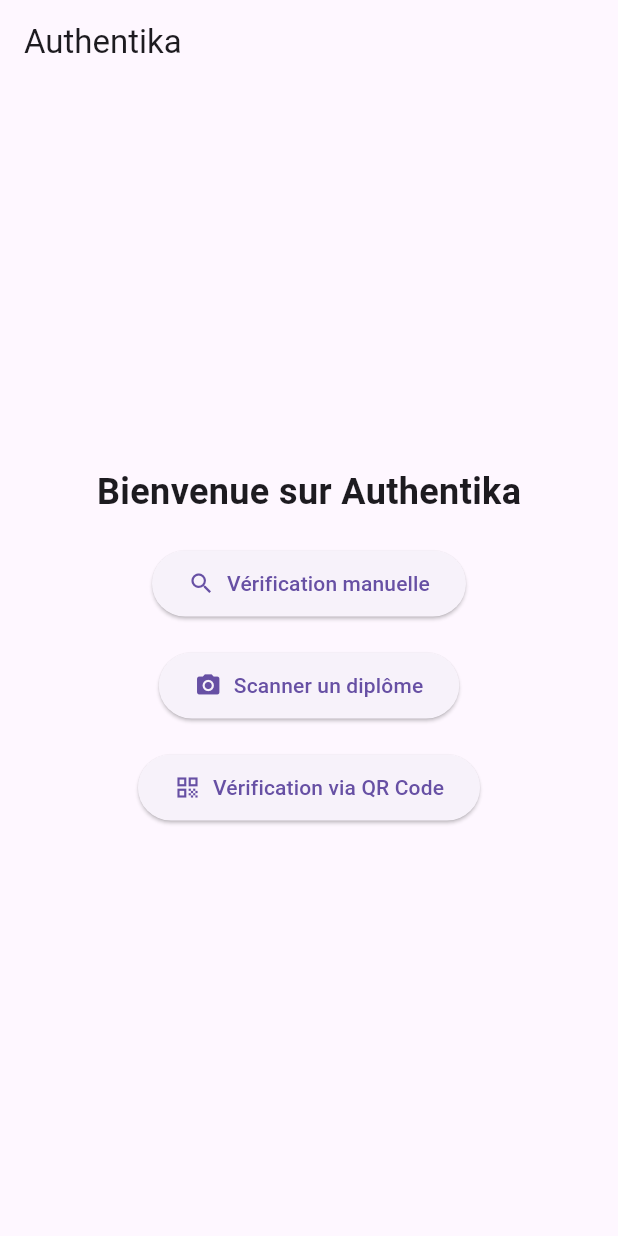
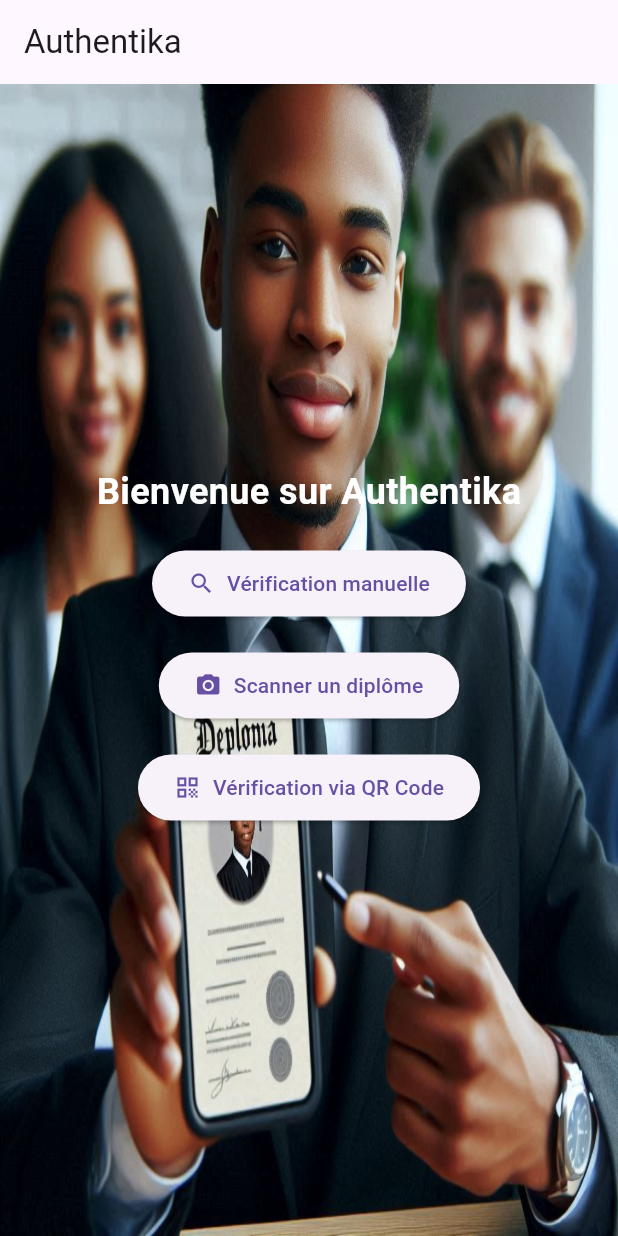
Before and after one commit to Ibrahim1014/projet-authentika, a Flutter app: the screen it shows after launch, on a phone screen of 412 x 824 dp. Run offline on Flutter 3.47's test engine with Material 3 defaults, Android fonts, the phone set to English and light mode, and no system bars; our stand-ins replace cloud_firestore, firebase_core, image_picker; missing offline and left inert: flutter_tesseract_ocr, qr_code_scanner, web3dart; accounts and stored records are empty; Roboto replaces fonts that are missing (Arial); statements that could not run were skipped.

Commit message:
Mise à jour de l'interface utilisateur avec image d'arrière-plan et vérification des diplômes

```diff
--- a/lib/main.dart
+++ b/lib/main.dart
@@ -107,15 +107,28 @@
       appBar: AppBar(
         title: Text('Authentika'),
       ),
-      body: Center(
+      body: Container(
+        decoration: BoxDecoration(
+          image: DecorationImage(
+            image: AssetImage(
+                'assets/images/background.jpeg'), // Nom de votre image
+            fit: BoxFit
+                .fill, // Ajuste l'image pour remplir complètement le conteneur
+          ),
+        ),
+        child: Center(
           child: Padding(
-          padding: const EdgeInsets.all(16.0),
+            padding: const EdgeInsets.all(
+                16.0), // Ajout de padding autour du contenu
             child: Column(
               mainAxisAlignment: MainAxisAlignment.center,
               children: <Widget>[
                 Text(
                   'Bienvenue sur Authentika',
-                style: TextStyle(fontSize: 24, fontWeight: FontWeight.bold),
+                  style: TextStyle(
+                      fontSize: 24,
+                      fontWeight: FontWeight.bold,
+                      color: Colors.white), // Couleur du texte modifiée
                 ),
                 SizedBox(height: 20),
 
@@ -214,8 +227,8 @@
                     child: Card(
                       color: isDiplomeValide
                           ? Colors.green[50]
-                        : Colors
-                            .red[50], // Couleur de fond en fonction du résultat
+                          : Colors.red[
+                              50], // Couleur de fond en fonction du résultat
                       elevation: 4, // Ombre de la carte
                       child: Padding(
                         padding: const EdgeInsets.all(16.0),
@@ -236,6 +249,7 @@
             ),
           ),
         ),
+      ),
     );
   }
 }
--- a/pubspec.yaml
+++ b/pubspec.yaml
@@ -16,9 +16,12 @@
   http: ^0.13.6 # Gardé seulement cette version
   firebase_core: ^2.4.1
   cloud_firestore: ^4.5.0  # Firebase Firestore pour la base de données
+
 dev_dependencies:
   flutter_test:
     sdk: flutter
 
 flutter:
   uses-material-design: true
+  assets:
+    - assets/images/background.jpeg
```
Also changed, not shown: assets/images/_918a2ba5-d331-4df7-947b-99bb10a51070.jpeg (added), assets/images/background.jpeg (added), assets/images/backgroundn.Jpeg (added), 1 other file. Lines whose indentation alone changed are shown as unchanged.
